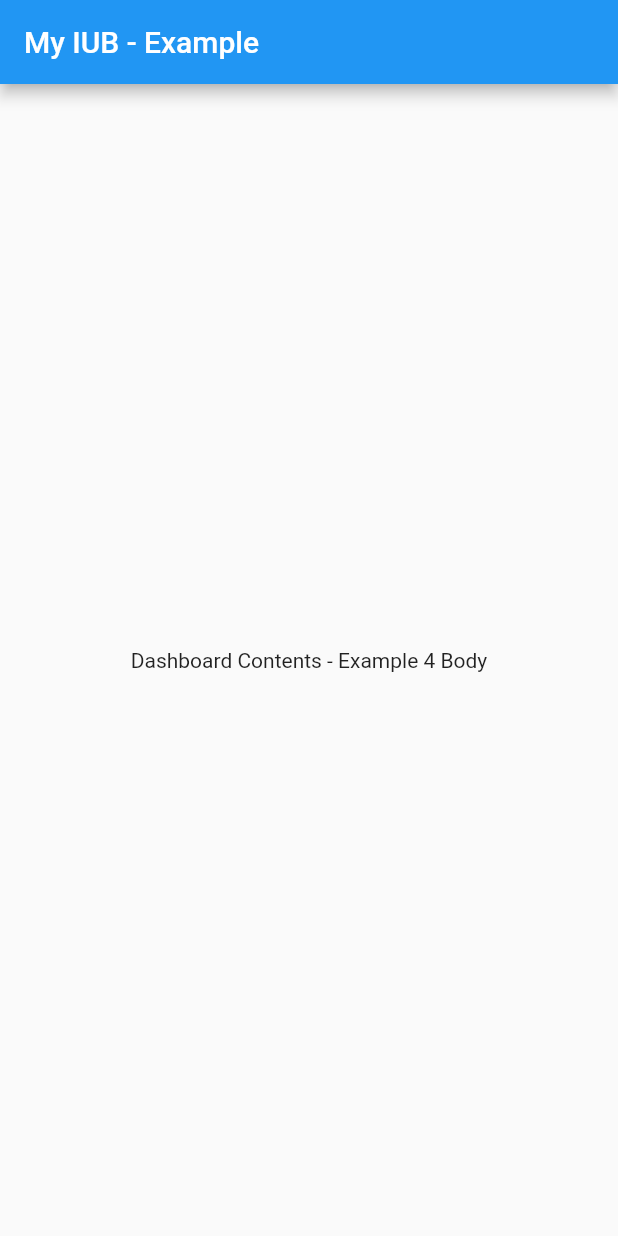
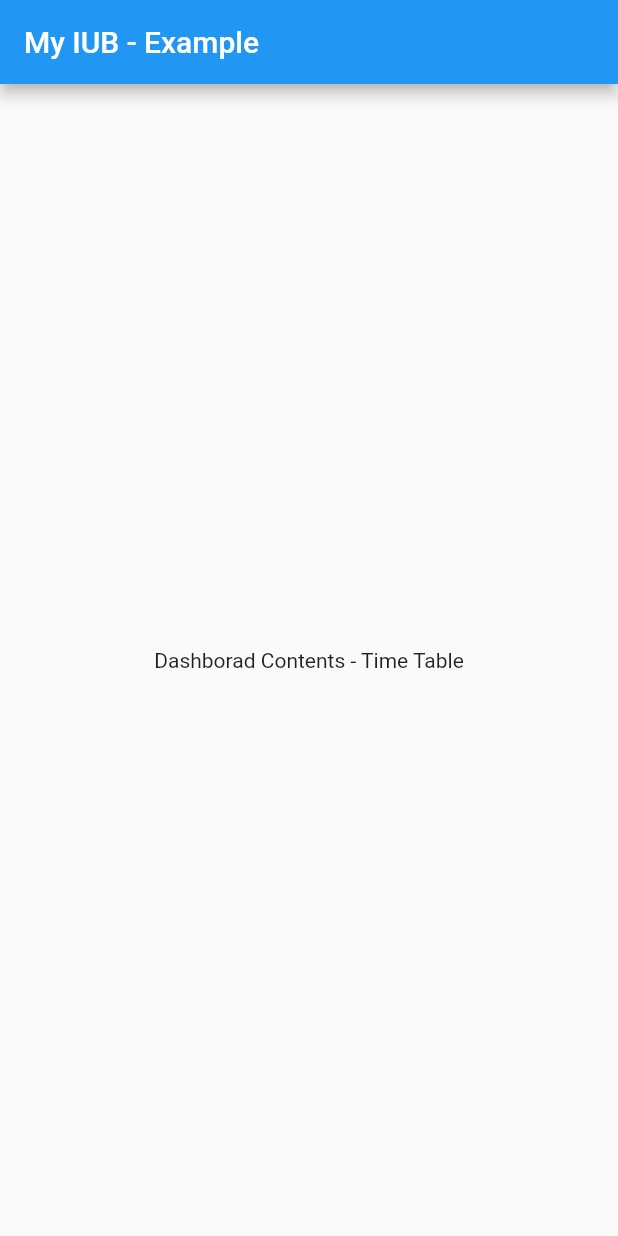
Before and after one commit to mhmmd-nauman/flutter-sheims, a Flutter app: the screen it shows after launch, on a phone screen of 412 x 824 dp. Run offline on Flutter 3.47's test engine with Material 2 defaults, Android fonts, the phone set to English and light mode, and no system bars.

Commit message:
Nauman - TimeTable - 001

```diff
--- a/flutter_application_1/lib/example3.dart
+++ b/flutter_application_1/lib/example3.dart
@@ -9,7 +9,7 @@
     return MaterialApp(
       title: 'IUB Portal',
       home: Scaffold(
-        appBar: AppBar(title: const Text('My IUB - Example'), actions: []),
+        appBar: AppBar(title: const Text('My IUB - Example 3'), actions: []),
         body: myDashBoard(),
       ),
     );
--- a/flutter_application_1/lib/main.dart
+++ b/flutter_application_1/lib/main.dart
@@ -1,12 +1,14 @@
 import 'package:flutter/material.dart';
 import 'example3.dart';
 import 'example4.dart';
+import 'timetable.dart';
 
 void main() {
   //runApp(const MyApp1());
   //runApp(const MyAppExp2());
   //runApp(const MyAppExp3());
-  runApp(const MyAppExp4());
+  //runApp(const MyAppExp4());
+  runApp(const TimeTable());
 }
 
 class MyApp1 extends StatelessWidget {
--- /dev/null
+++ b/flutter_application_1/lib/timetable.dart
@@ -0,0 +1,18 @@
+import 'package:flutter/material.dart';
+
+class TimeTable extends StatelessWidget {
+  const TimeTable({super.key});
+
+  // This widget is the root of your application.
+  @override
+  Widget build(BuildContext context) {
+    return MaterialApp(
+      title: 'IUB Portal',
+      home: Scaffold(
+          appBar: AppBar(title: const Text('My IUB - Example'), actions: []),
+          body: const Center(
+            child: Text("Dashborad Contents - Time Table"),
+          )),
+    );
+  }
+}
```
